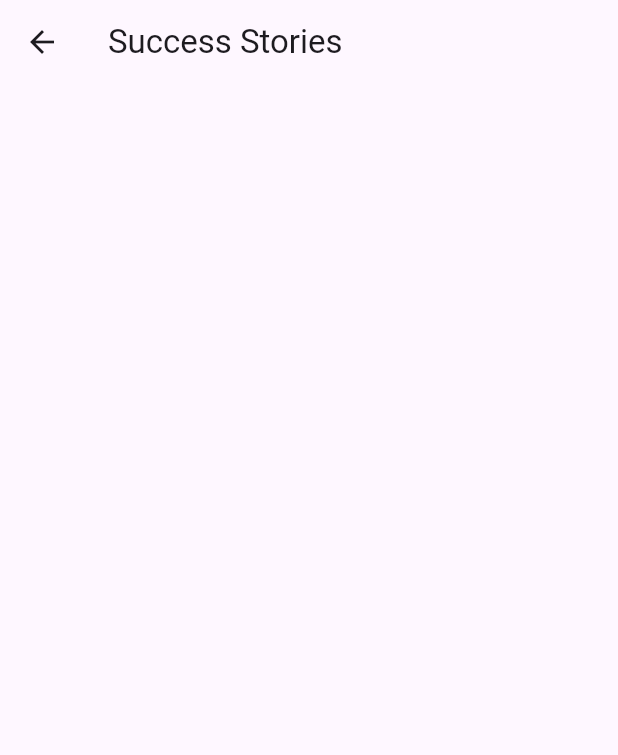
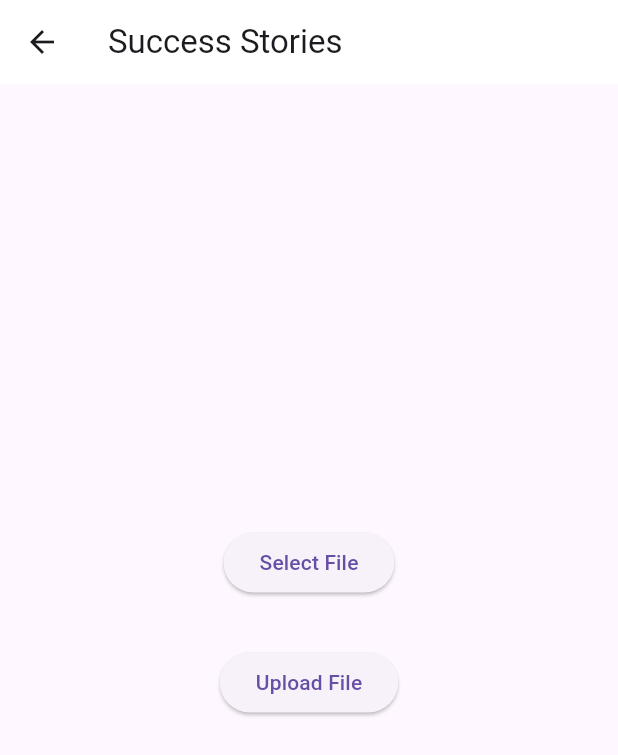
Before and after one commit to SreenathS007/BrotoAppNew, a Flutter app: the SuccesStories_Add screen opened directly, on a phone screen of 412 x 824 dp. Shown: the top 755 px of the screen. Run offline on Flutter 3.47's test engine with Material 3 defaults, Android fonts, the phone set to English and light mode, and no system bars; our stand-ins replace cloud_firestore, curved_navigation_bar, file_picker, firebase_auth, firebase_core, firebase_storage and 9 more; missing offline and left inert: custom_clippers; accounts and stored records are empty; statements that could not run were skipped.

Commit message:
firebase image adding

```diff
--- a/lib/AdminPanel/successtories_upload.dart
+++ b/lib/AdminPanel/successtories_upload.dart
@@ -1,3 +1,6 @@
+import 'dart:io';
+import 'package:file_picker/file_picker.dart';
+import 'package:firebase_storage/firebase_storage.dart';
 import 'package:flutter/material.dart';
 
 class SuccesStories_Add extends StatefulWidget {
@@ -8,12 +11,95 @@ class SuccesStories_Add extends StatefulWidget {
 }
 
 class _SuccesStories_AddState extends State<SuccesStories_Add> {
+  PlatformFile? pickedFile;
+  UploadTask? uploadTask;
+  Future uploadFile() async {
+    final path = 'files/${pickedFile!.name}';
+    final file = File(pickedFile!.path!);
+
+    final ref = FirebaseStorage.instance.ref().child(path);
+    setState(() {
+      uploadTask = ref.putFile(file);
+    });
+
+    final snapshot = await uploadTask!.whenComplete(() => {});
+
+    final urlDownload = await snapshot.ref.getDownloadURL();
+    print('Download Link:$urlDownload');
+    setState(() {
+      uploadTask = null;
+    });
+  }
+
+  Future selectFile() async {
+    final result = await FilePicker.platform.pickFiles();
+    if (result == null) return;
+    setState(() {
+      pickedFile = result.files.first;
+    });
+  }
+
   @override
-  Widget build(BuildContext context) {
-    return Scaffold(
-      appBar: AppBar(
-        title: Text("Success Stories"),
-      ),
-    );
-  }
+  Widget build(BuildContext context) => Scaffold(
+        appBar: AppBar(
+          title: Text("Success Stories"),
+        ),
+        body: Center(
+          child: Column(
+            mainAxisAlignment: MainAxisAlignment.center,
+            children: [
+              if (pickedFile != null)
+                Expanded(
+                  child: Container(
+                      color: Colors.blue[100],
+                      child: Image.file(
+                        File(pickedFile!.path!),
+                        width: double.infinity,
+                        fit: BoxFit.cover,
+                      )),
+                ),
+              const SizedBox(height: 32),
+              ElevatedButton(
+                child: const Text("Select File"),
+                onPressed: selectFile,
+              ),
+              const SizedBox(height: 32),
+              ElevatedButton(
+                child: const Text("Upload File"),
+                onPressed: uploadFile,
+              ),
+              const SizedBox(height: 32),
+              buildProgress(),
+            ],
+          ),
+        ),
+      );
+
+  Widget buildProgress() => StreamBuilder<TaskSnapshot>(
+      stream: uploadTask?.snapshotEvents,
+      builder: (context, snapshot) {
+        if (snapshot.hasData) {
+          final data = snapshot.data!;
+          double progress = data.bytesTransferred / data.totalBytes;
+
+          return SizedBox(
+            height: 50,
+            child: Stack(fit: StackFit.expand, children: [
+              LinearProgressIndicator(
+                value: progress,
+                backgroundColor: Colors.grey,
+                color: Colors.green,
+              ),
+              Center(
+                child: Text(
+                  '${(100 * progress).roundToDouble()}%',
+                  style: const TextStyle(color: Colors.white),
+                ),
+              )
+            ]),
+          );
+        } else {
+          return const SizedBox(height: 50);
+        }
+      });
 }
--- a/lib/Hubs/banglrhub.dart
+++ b/lib/Hubs/banglrhub.dart
@@ -27,7 +27,7 @@ class BanglrHub extends StatelessWidget {
             ),
 
             // Title Section
-            const Padding(
+            Padding(
               padding: EdgeInsets.all(16.0),
               child: Text(
                 'Calicut Kinfra Hub',
--- a/lib/main.dart
+++ b/lib/main.dart
@@ -72,7 +72,11 @@ class MyApp extends StatelessWidget {
   const MyApp({Key? key}) : super(key: key);
   @override
   Widget build(BuildContext context) {
-    return const GetMaterialApp(
+    return GetMaterialApp(
+      theme: ThemeData(
+        appBarTheme: AppBarTheme(backgroundColor: Colors.white),
+        useMaterial3: true,
+      ),
       debugShowCheckedModeBanner: false,
       home: ScreenSplash(),
     );
```
Also changed, not shown: lib/screens/userside/fumigation.dart (+39 -0 lines), pubspec.yaml (+16 -10 lines), pubspec.lock, 4 other files.
